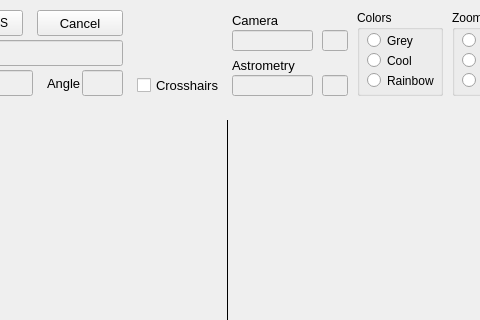
Before: the Qt Designer form mountwizzard/gui/image_window_ui.ui in sayitfast/MountWizzard3, drawn with Qt 5; both pictures show x 178 to 658 and y 0 to 320 of the 791 by 641 pixel window.
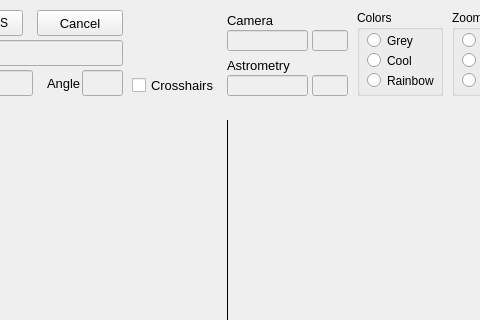
After: the same form once the commit is applied.

Commit message: integrated upload progress for astrometry

What changed in the file:
```diff
--- a/mountwizzard/gui/image_window_ui.ui
+++ b/mountwizzard/gui/image_window_ui.ui
@@ -329,9 +329,9 @@
    </property>
    <property name="geometry">
     <rect>
-     <x>500</x>
+     <x>490</x>
      <y>30</y>
-     <width>26</width>
+     <width>36</width>
      <height>21</height>
     </rect>
    </property>
@@ -371,7 +371,7 @@
   <widget class="QLabel" name="label_83">
    <property name="geometry">
     <rect>
-     <x>410</x>
+     <x>405</x>
      <y>55</y>
      <width>81</width>
      <height>21</height>
@@ -389,7 +389,7 @@
   <widget class="QLabel" name="label_84">
    <property name="geometry">
     <rect>
-     <x>410</x>
+     <x>405</x>
      <y>10</y>
      <width>81</width>
      <height>21</height>
@@ -410,7 +410,7 @@
    </property>
    <property name="geometry">
     <rect>
-     <x>410</x>
+     <x>405</x>
      <y>75</y>
      <width>81</width>
      <height>21</height>
@@ -452,7 +452,7 @@
    </property>
    <property name="geometry">
     <rect>
-     <x>410</x>
+     <x>405</x>
      <y>30</y>
      <width>81</width>
      <height>21</height>
@@ -674,9 +674,9 @@
    </property>
    <property name="geometry">
     <rect>
-     <x>500</x>
+     <x>490</x>
      <y>75</y>
-     <width>26</width>
+     <width>36</width>
      <height>21</height>
     </rect>
    </property>
@@ -737,7 +737,7 @@
   <widget class="QCheckBox" name="checkShowCrosshairs">
    <property name="geometry">
     <rect>
-     <x>315</x>
+     <x>310</x>
      <y>75</y>
      <width>86</width>
      <height>20</height>
```
The commit also changes 2 other files.
